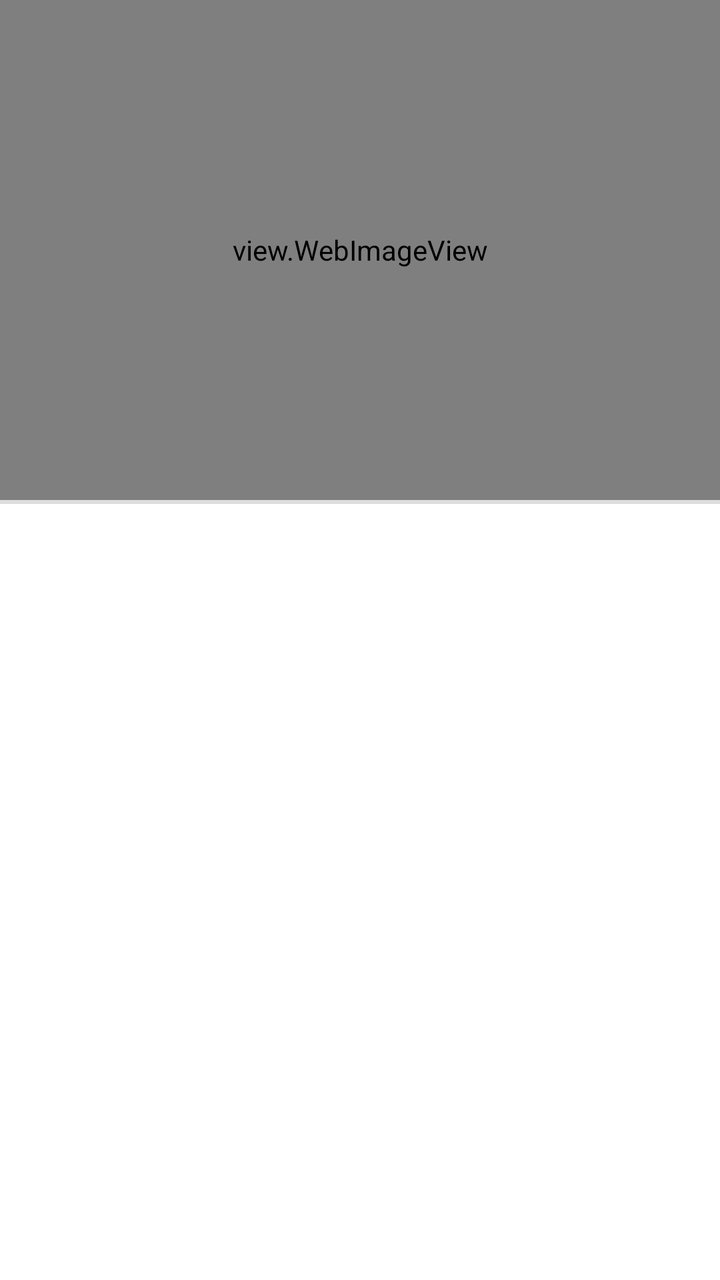
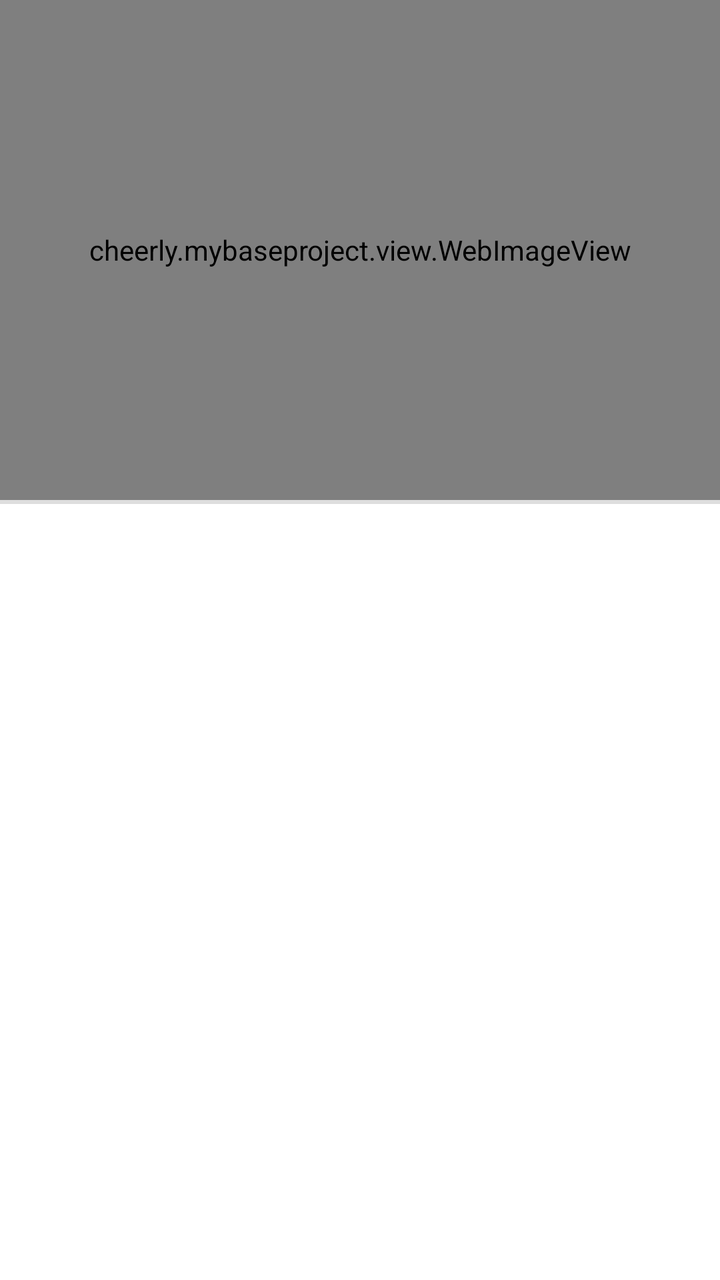

Two renders of the same Android screen: before a commit and after it. Below are the layout's source before the change and the commit's diff.
<!-- AndroidManifest.xml: application theme AppBaseTheme -->
<!-- res/layout/test_item.xml -->
<?xml version="1.0" encoding="utf-8"?>
<RelativeLayout xmlns:android="http://schemas.android.com/apk/res/android"
    android:layout_width="match_parent"
    android:layout_height="wrap_content"
    android:background="#ffffff"
    android:orientation="vertical">

    <view.WebImageView
        android:id="@+id/image_view"
        android:layout_width="match_parent"
        android:layout_height="250dp" />

    <View
        android:layout_width="match_parent"
        android:layout_height="2dp"
        android:layout_below="@+id/image_view"
        android:background="@color/line" />
</RelativeLayout>
<!-- resources referenced by this layout -->
<resources>
  <color name="line">#dedede</color>
  <style name="AppBaseTheme" parent="@style/Theme.AppCompat.NoActionBar">
          <item name="android:windowNoTitle">true</item>
          <item name="android:windowContentOverlay">@null</item>
          <item name="android:windowAnimationStyle">@style/AnimationActivity</item>
          <item name="colorPrimary">@color/black</item>
          <item name="colorPrimaryDark">@color/black</item>
          <item name="colorAccent">@color/colorAccent</item>
      </style>
  <style name="AnimationActivity" parent="@android:style/Animation.Activity">
          <item name="android:activityOpenEnterAnimation">@anim/slide_in_right</item>
          <item name="android:activityCloseExitAnimation">@anim/slide_out_right</item>
          <item name="android:activityCloseEnterAnimation">@anim/slide_in_left</item>
          <item name="android:activityOpenExitAnimation">@anim/slide_out_left</item>
      </style>
  <color name="black">#000000</color>
  <color name="colorAccent">#FF4081</color>
</resources>

<!-- the commit's change to res/layout/test_item.xml (unified diff, before → after) -->
@@ -5,7 +5,7 @@
     android:background="#ffffff"
     android:orientation="vertical">
 
-    <view.WebImageView
+    <cheerly.mybaseproject.view.WebImageView
         android:id="@+id/image_view"
         android:layout_width="match_parent"
         android:layout_height="250dp" />
